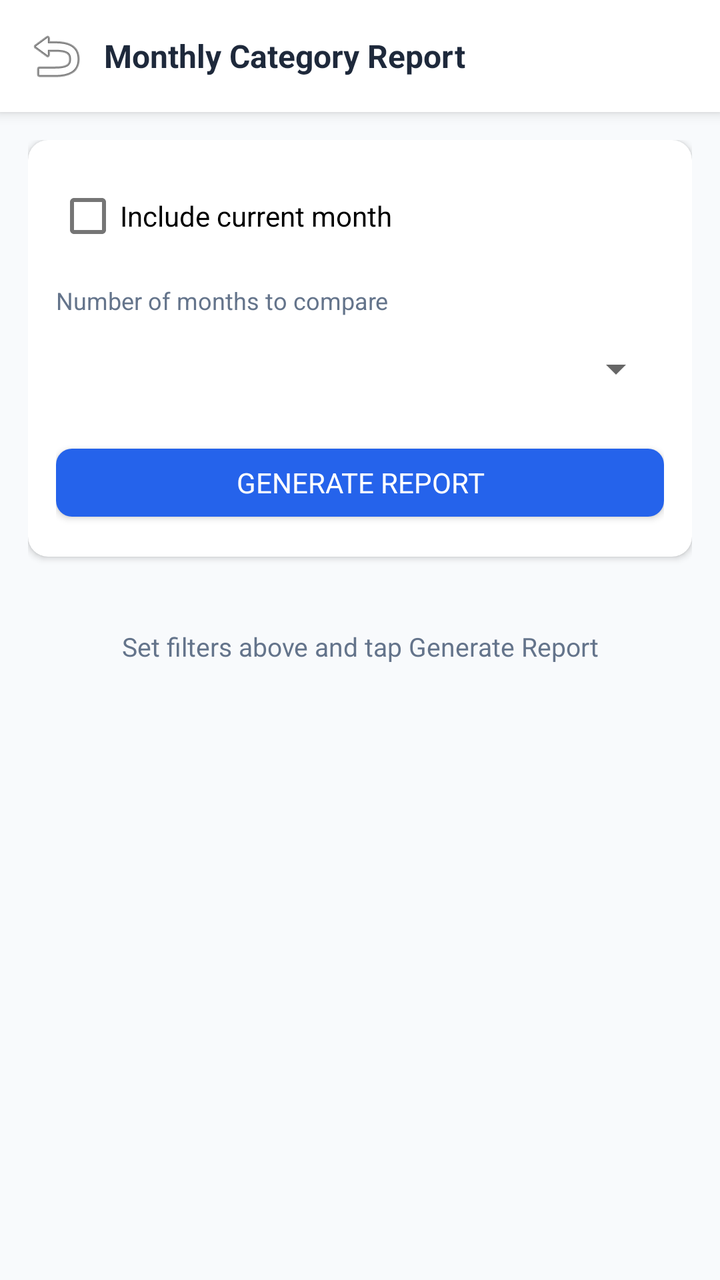
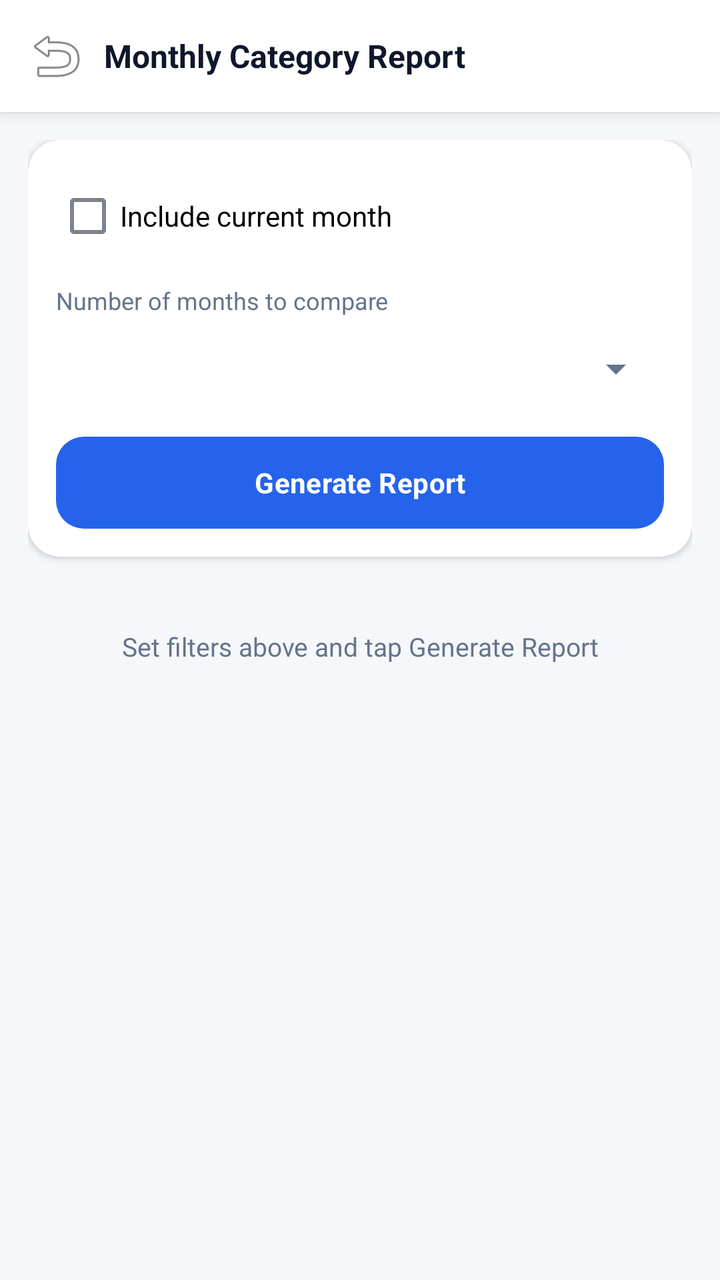

An Android layout rendered at two revisions. The XML below is the earlier revision; the diff shows what the commit changed to produce the second picture.
<!-- AndroidManifest.xml: application theme Theme.ExpenseOS -->
<!-- res/layout/activity_monthly_category_report.xml -->
<?xml version="1.0" encoding="utf-8"?>
<LinearLayout xmlns:android="http://schemas.android.com/apk/res/android"
    xmlns:app="http://schemas.android.com/apk/res-auto"
    android:layout_width="match_parent"
    android:layout_height="match_parent"
    android:background="@color/bg"
    android:orientation="vertical">

    
    <LinearLayout
        android:layout_width="match_parent"
        android:layout_height="56dp"
        android:background="@color/nav_bg"
        android:elevation="4dp"
        android:gravity="center_vertical"
        android:orientation="horizontal"
        android:paddingHorizontal="8dp">

        <ImageButton
            android:id="@+id/btnMcrBack"
            android:layout_width="40dp"
            android:layout_height="40dp"
            android:background="?attr/selectableItemBackgroundBorderless"
            android:contentDescription="Back"
            android:src="@android:drawable/ic_menu_revert" />

        <TextView
            android:layout_width="0dp"
            android:layout_height="wrap_content"
            android:layout_weight="1"
            android:paddingStart="4dp"
            android:text="Monthly Category Report"
            android:textColor="@color/text"
            android:textSize="16sp"
            android:textStyle="bold" />
    </LinearLayout>

    <ScrollView
        android:layout_width="match_parent"
        android:layout_height="0dp"
        android:layout_weight="1">

        <LinearLayout
            android:layout_width="match_parent"
            android:layout_height="wrap_content"
            android:orientation="vertical"
            android:padding="14dp">

            
            <androidx.cardview.widget.CardView
                android:layout_width="match_parent"
                android:layout_height="wrap_content"
                android:layout_marginBottom="12dp"
                app:cardCornerRadius="10dp"
                app:cardElevation="2dp">

                <LinearLayout
                    android:layout_width="match_parent"
                    android:layout_height="wrap_content"
                    android:orientation="vertical"
                    android:padding="14dp">

                    <CheckBox
                        android:id="@+id/cbIncludeCurrentMonth"
                        android:layout_width="wrap_content"
                        android:layout_height="wrap_content"
                        android:layout_marginBottom="10dp"
                        android:text="Include current month" />

                    <TextView
                        android:layout_width="wrap_content"
                        android:layout_height="wrap_content"
                        android:layout_marginBottom="4dp"
                        android:text="Number of months to compare"
                        android:textColor="@color/text_muted"
                        android:textSize="12sp" />

                    <Spinner
                        android:id="@+id/spMonthsCount"
                        android:layout_width="match_parent"
                        android:layout_height="44dp"
                        android:layout_marginBottom="12dp" />

                    <Button
                        android:id="@+id/btnGenerateReport"
                        style="@style/BtnPrimary"
                        android:layout_width="match_parent"
                        android:layout_height="46dp"
                        android:text="Generate Report" />
                </LinearLayout>
            </androidx.cardview.widget.CardView>

            <TextView
                android:id="@+id/tvMcrRange"
                android:layout_width="match_parent"
                android:layout_height="wrap_content"
                android:layout_marginBottom="8dp"
                android:gravity="center"
                android:textColor="@color/text_muted"
                android:textSize="12sp"
                android:visibility="gone" />

            <HorizontalScrollView
                android:layout_width="match_parent"
                android:layout_height="wrap_content"
                android:scrollbars="horizontal">

                <LinearLayout
                    android:layout_width="wrap_content"
                    android:layout_height="wrap_content"
                    android:orientation="vertical">

                    <LinearLayout
                        android:id="@+id/rowMcrHeader"
                        android:layout_width="wrap_content"
                        android:layout_height="wrap_content"
                        android:background="@android:color/white"
                        android:orientation="horizontal"
                        android:paddingHorizontal="10dp"
                        android:paddingVertical="8dp"
                        android:visibility="gone" />

                    <androidx.recyclerview.widget.RecyclerView
                        android:id="@+id/rvComparison"
                        android:layout_width="wrap_content"
                        android:layout_height="wrap_content"
                        android:background="@android:color/white"
                        android:nestedScrollingEnabled="false" />

                    <LinearLayout
                        android:id="@+id/rowMcrTotal"
                        android:layout_width="wrap_content"
                        android:layout_height="wrap_content"
                        android:background="@color/bg"
                        android:orientation="horizontal"
                        android:paddingHorizontal="10dp"
                        android:paddingVertical="8dp"
                        android:visibility="gone" />
                </LinearLayout>
            </HorizontalScrollView>

            <TextView
                android:id="@+id/tvMcrEmpty"
                android:layout_width="match_parent"
                android:layout_height="wrap_content"
                android:gravity="center"
                android:padding="24dp"
                android:text="Set filters above and tap Generate Report"
                android:textColor="@color/text_muted"
                android:textSize="13sp" />
        </LinearLayout>
    </ScrollView>

    
    <LinearLayout
        android:id="@+id/exportBar"
        android:layout_width="match_parent"
        android:layout_height="wrap_content"
        android:background="@color/surface"
        android:orientation="horizontal"
        android:padding="8dp"
        android:visibility="gone">

        <com.google.android.material.button.MaterialButton
            android:id="@+id/btnExportEmail"
            style="@style/Widget.MaterialComponents.Button.OutlinedButton"
            android:layout_width="0dp"
            android:layout_height="44dp"
            android:layout_weight="1"
            android:layout_marginEnd="4dp"
            android:padding="0dp"
            android:text="EMAIL"
            android:textColor="@color/primary"
            android:textSize="12sp"
            app:backgroundTint="@color/surface"
            app:icon="@drawable/ic_email"
            app:iconGravity="textStart"
            app:iconPadding="4dp"
            app:iconSize="18dp"
            app:iconTint="@null"
            app:strokeColor="@color/border"
            app:strokeWidth="1dp" />

        <com.google.android.material.button.MaterialButton
            android:id="@+id/btnExportPdf"
            style="@style/Widget.MaterialComponents.Button.OutlinedButton"
            android:layout_width="0dp"
            android:layout_height="44dp"
            android:layout_weight="1"
            android:layout_marginHorizontal="2dp"
            android:padding="0dp"
            android:text="PDF"
            android:textColor="@color/primary"
            android:textSize="12sp"
            app:backgroundTint="@color/surface"
            app:icon="@drawable/ic_pdf"
            app:iconGravity="textStart"
            app:iconPadding="4dp"
            app:iconSize="18dp"
            app:iconTint="@null"
            app:strokeColor="@color/border"
            app:strokeWidth="1dp" />

        <com.google.android.material.button.MaterialButton
            android:id="@+id/btnExportExcel"
            style="@style/Widget.MaterialComponents.Button.OutlinedButton"
            android:layout_width="0dp"
            android:layout_height="44dp"
            android:layout_weight="1"
            android:layout_marginStart="4dp"
            android:padding="0dp"
            android:text="EXCEL"
            android:textColor="@color/primary"
            android:textSize="12sp"
            app:backgroundTint="@color/surface"
            app:icon="@drawable/ic_excel"
            app:iconGravity="textStart"
            app:iconPadding="4dp"
            app:iconSize="18dp"
            app:iconTint="@null"
            app:strokeColor="@color/border"
            app:strokeWidth="1dp" />
    </LinearLayout>

</LinearLayout>
<!-- resources referenced by this layout -->
<resources>
  <color name="bg">#F8FAFC</color>
  <color name="border">#E2E8F0</color>
  <color name="text">#1E293B</color>
  <!-- drawable ic_email: png bitmap (drawable, 58353 bytes) -->
  <!-- drawable ic_excel: png bitmap (drawable, 54497 bytes) -->
  <!-- drawable ic_pdf: png bitmap (drawable, 28286 bytes) -->
  <style name="BtnPrimary" parent="Widget.MaterialComponents.Button">
          <item name="backgroundTint">@color/primary</item>
          <item name="android:textColor">@color/white</item>
          <item name="cornerRadius">8dp</item>
          <item name="android:letterSpacing">0</item>
      </style>
  <style name="Theme.ExpenseOS" parent="Theme.MaterialComponents.Light.NoActionBar">
          <item name="colorPrimary">@color/primary</item>
          <item name="colorPrimaryDark">@color/primary_dark</item>
          <item name="colorAccent">@color/primary</item>
          <item name="android:windowBackground">@color/bg</item>
          <item name="android:fontFamily">sans-serif</item>
          <item name="android:statusBarColor">@color/primary_dark</item>
      </style>
  <color name="white">#FFFFFF</color>
  <!-- unchanged entries left out for length: 5 -->
</resources>

<!-- the commit's change to res/layout/activity_monthly_category_report.xml (unified diff, before → after) -->
@@ -51,7 +51,7 @@
                 android:layout_width="match_parent"
                 android:layout_height="wrap_content"
                 android:layout_marginBottom="12dp"
-                app:cardCornerRadius="10dp"
+                app:cardCornerRadius="16dp"
                 app:cardElevation="2dp">
 
                 <LinearLayout
@@ -114,7 +114,7 @@
                         android:id="@+id/rowMcrHeader"
                         android:layout_width="wrap_content"
                         android:layout_height="wrap_content"
-                        android:background="@android:color/white"
+                        android:background="@color/bg_card"
                         android:orientation="horizontal"
                         android:paddingHorizontal="10dp"
                         android:paddingVertical="8dp"
@@ -124,7 +124,7 @@
                         android:id="@+id/rvComparison"
                         android:layout_width="wrap_content"
                         android:layout_height="wrap_content"
-                        android:background="@android:color/white"
+                        android:background="@color/bg_card"
                         android:nestedScrollingEnabled="false" />
 
                     <LinearLayout
<!-- resource entries referenced after the edit -->
@@ -1,26 +1,109 @@
 <!-- resources referenced by this layout -->
 <resources>
-  <color name="bg">#F8FAFC</color>
-  <color name="border">#E2E8F0</color>
-  <color name="text">#1E293B</color>
-  <!-- drawable ic_email: png bitmap (drawable, 58353 bytes) -->
-  <!-- drawable ic_excel: png bitmap (drawable, 54497 bytes) -->
-  <!-- drawable ic_pdf: png bitmap (drawable, 28286 bytes) -->
-  <style name="BtnPrimary" parent="Widget.MaterialComponents.Button">
+  <color name="bg">#F5F7FB</color>
+  <color name="bg_card">#FFFFFF</color>
+  <color name="border">#E5EAF2</color>
+  <color name="text">#0F172A</color>
+  <!-- drawable ic_email: png bitmap (drawable, 65144 bytes) -->
+  <!-- drawable ic_excel: png bitmap (drawable, 60734 bytes) -->
+  <!-- drawable ic_pdf: png bitmap (drawable, 33286 bytes) -->
+  <style name="BtnPrimary" parent="BtnBase">
           <item name="backgroundTint">@color/primary</item>
-          <item name="android:textColor">@color/white</item>
-          <item name="cornerRadius">8dp</item>
-          <item name="android:letterSpacing">0</item>
+          <item name="android:textColor">@color/on_primary</item>
       </style>
-  <style name="Theme.ExpenseOS" parent="Theme.MaterialComponents.Light.NoActionBar">
+  <style name="Theme.ExpenseOS" parent="Theme.MaterialComponents.DayNight.NoActionBar">
           <item name="colorPrimary">@color/primary</item>
+          <item name="colorPrimaryVariant">@color/primary_dark</item>
           <item name="colorPrimaryDark">@color/primary_dark</item>
+          <item name="colorOnPrimary">@color/on_primary</item>
+          <item name="colorSecondary">@color/secondary</item>
+          <item name="colorSecondaryVariant">@color/secondary_dark</item>
+          <item name="colorOnSecondary">@color/on_primary</item>
           <item name="colorAccent">@color/primary</item>
+          <item name="colorSurface">@color/surface</item>
+          <item name="colorOnSurface">@color/text</item>
+          <item name="colorOnBackground">@color/text</item>
+          <item name="colorError">@color/danger</item>
+          <item name="android:colorBackground">@color/bg</item>
           <item name="android:windowBackground">@color/bg</item>
+  
+          <item name="android:textColorPrimary">@color/text</item>
+          <item name="android:textColorSecondary">@color/text_muted</item>
+          <item name="android:textColorHint">@color/text_hint</item>
           <item name="android:fontFamily">sans-serif</item>
-          <item name="android:statusBarColor">@color/primary_dark</item>
+          <item name="fontFamily">sans-serif</item>
+  
+          
+          <item name="android:statusBarColor">@color/bg</item>
+          <item name="android:navigationBarColor">@color/nav_bg</item>
+          <item name="android:windowLightStatusBar">true</item>
+          <item name="android:windowLightNavigationBar" tools:targetApi="o_mr1">true</item>
+          <item name="android:forceDarkAllowed" tools:targetApi="q">false</item>
+  
+          
+          <item name="editTextStyle">@style/Widget.ExpenseOS.EditText</item>
+          <item name="materialAlertDialogTheme">@style/ThemeOverlay.ExpenseOS.Dialog</item>
+          <item name="bottomSheetDialogTheme">@style/ThemeOverlay.ExpenseOS.BottomSheet</item>
+          <item name="android:windowAnimationStyle">@style/Animation.ExpenseOS.Window</item>
+          <item name="android:windowActivityTransitions">true</item>
+          <item name="android:windowContentTransitions">true</item>
       </style>
-  <color name="white">#FFFFFF</color>
+  <style name="BtnBase" parent="Widget.MaterialComponents.Button">
+          <item name="android:textSize">@dimen/type_subtitle</item>
+          <item name="android:textStyle">bold</item>
+          <item name="android:letterSpacing">0.01</item>
+          <item name="android:textAllCaps">false</item>
+          <item name="android:minHeight">@dimen/touch_target</item>
+          <item name="android:insetTop">0dp</item>
+          <item name="android:insetBottom">0dp</item>
+          <item name="cornerRadius">14dp</item>
+          <item name="android:stateListAnimator">@null</item>
+      </style>
+  <color name="on_primary">#FFFFFF</color>
+  <color name="secondary">#0F766E</color>
+  <color name="secondary_dark">#115E59</color>
+  <color name="danger">#E11D48</color>
+  <color name="text_hint">#94A3B8</color>
+  <style name="Widget.ExpenseOS.EditText" parent="Widget.AppCompat.EditText">
+          <item name="android:textSize">@dimen/type_body</item>
+          <item name="android:textColor">@color/text</item>
+          <item name="android:textColorHint">@color/text_hint</item>
+          <item name="android:paddingStart">14dp</item>
+          <item name="android:paddingEnd">14dp</item>
+          <item name="android:minHeight">@dimen/input_height</item>
+      </style>
+  <style name="ThemeOverlay.ExpenseOS.Dialog" parent="ThemeOverlay.MaterialComponents.MaterialAlertDialog">
+          <item name="colorPrimary">@color/primary</item>
+          <item name="colorSurface">@color/surface</item>
+          <item name="colorOnSurface">@color/text</item>
+          <item name="shapeAppearanceOverlay">@style/ShapeAppearance.ExpenseOS.Dialog</item>
+          <item name="android:windowMinWidthMajor">84%</item>
+          <item name="android:windowMinWidthMinor">84%</item>
+      </style>
+  <style name="ThemeOverlay.ExpenseOS.BottomSheet" parent="ThemeOverlay.MaterialComponents.BottomSheetDialog">
+          <item name="bottomSheetStyle">@style/Widget.ExpenseOS.BottomSheet</item>
+      </style>
+  <style name="Animation.ExpenseOS.Window" parent="@android:style/Animation.Activity">
+          <item name="android:activityOpenEnterAnimation">@anim/screen_enter</item>
+          <item name="android:activityOpenExitAnimation">@anim/screen_exit</item>
+          <item name="android:activityCloseEnterAnimation">@anim/screen_pop_enter</item>
+          <item name="android:activityCloseExitAnimation">@anim/screen_pop_exit</item>
+      </style>
+  <style name="ShapeAppearance.ExpenseOS.Dialog" parent="ShapeAppearance.MaterialComponents.MediumComponent">
+          <item name="cornerFamily">rounded</item>
+          <item name="cornerSize">26dp</item>
+      </style>
+  <style name="Widget.ExpenseOS.BottomSheet" parent="Widget.MaterialComponents.BottomSheet.Modal">
+          <item name="shapeAppearanceOverlay">@style/ShapeAppearance.ExpenseOS.Sheet</item>
+          <item name="backgroundTint">@color/surface</item>
+      </style>
+  <style name="ShapeAppearance.ExpenseOS.Sheet" parent="">
+          <item name="cornerFamily">rounded</item>
+          <item name="cornerSizeTopLeft">26dp</item>
+          <item name="cornerSizeTopRight">26dp</item>
+          <item name="cornerSizeBottomLeft">0dp</item>
+          <item name="cornerSizeBottomRight">0dp</item>
+      </style>
   <!-- unchanged entries left out for length: 5 -->
 </resources>
 
